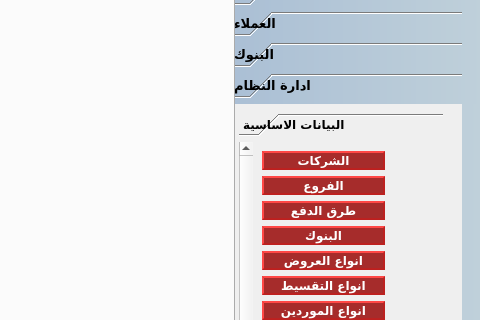
Before: the Qt Designer form presentation/main_login_ui/main3.ui in shymaa123456/HyperPOS2020, drawn with Qt 5; both pictures show x 874 to 1354 and y 89 to 409 of the 1354 by 717 pixel window.
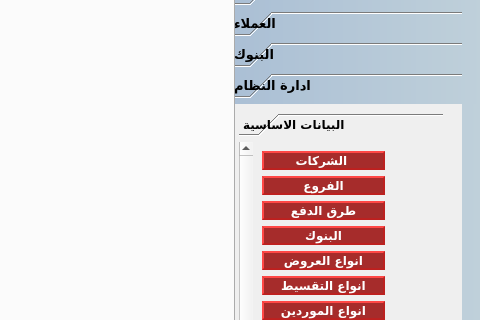
After: the same form once the commit is applied.

Commit message: master data form

Diff of the .ui file:
```diff
--- a/presentation/main_login_ui/main3.ui
+++ b/presentation/main_login_ui/main3.ui
@@ -1492,7 +1492,7 @@
                     <bool>false</bool>
                    </property>
                    <property name="text">
-                    <string>الشركات</string>
+                    <string>الشركات </string>
                    </property>
                   </widget>
                  </item>
```
The commit also changes 1 other file.
